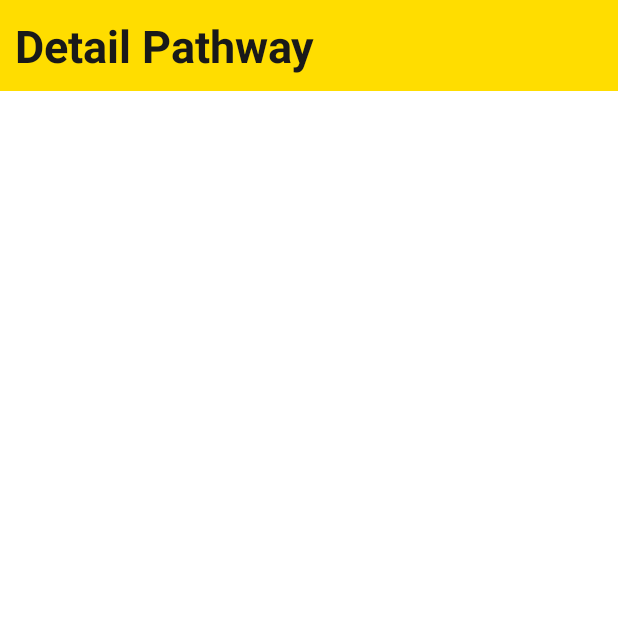
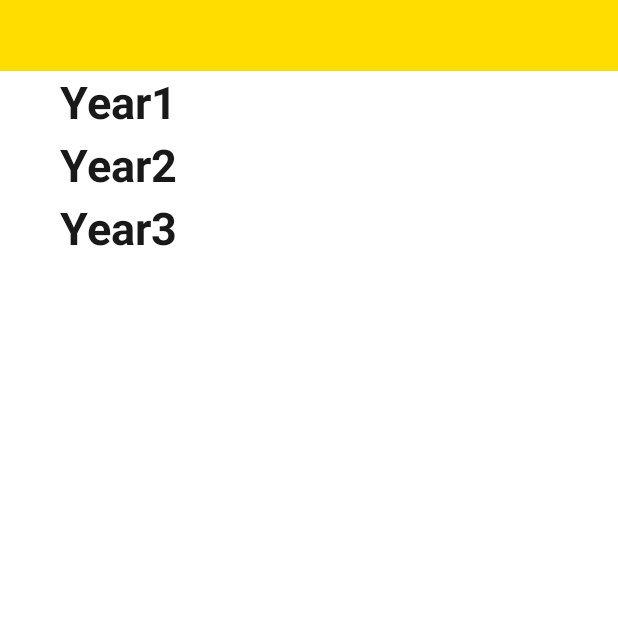
Before and after one commit to youpar96/WintecDPM, an Android app: the DetailPathway screen opened directly, with no data from a screen before it, on a phone screen of 412 x 824 dp, the top half of it. Run offline under Robolectric (Android 15) with nearby library versions, the phone set to English and light mode, and no system bars; Roboto replaces fonts that are not available here; 2 statements that could not run were skipped.

Commit message:
wokring on detail pathway activity

```diff
--- a/app/src/main/java/nz/park/kenneth/wintecdm/DetailPathway.java
+++ b/app/src/main/java/nz/park/kenneth/wintecdm/DetailPathway.java
@@ -1,5 +1,6 @@
 package nz.park.kenneth.wintecdm;
 
+import android.content.Intent;
 import android.support.v7.app.AppCompatActivity;
 import android.os.Bundle;
 import android.view.View;
@@ -8,6 +9,7 @@ import android.widget.BaseExpandableListAdapter;
 import android.widget.ExpandableListAdapter;
 import android.widget.ExpandableListView;
 import android.widget.SimpleExpandableListAdapter;
+import android.widget.TextView;
 
 import java.util.ArrayList;
 import java.util.HashMap;
@@ -18,6 +20,7 @@ public class DetailPathway extends AppCompatActivity {
 
     // View objects
     ExpandableListView pathwayList;
+    TextView tvDetailPathway;
 
     // Variables
     nz.park.kenneth.wintecdm.ExpandableListAdapter listAdapter;
@@ -26,10 +29,22 @@ public class DetailPathway extends AppCompatActivity {
 
     private static final int YEAR_COUNT = 3;
 
-    private String[][] programmes = {
-            {"Comp501", "Comp502", "Info501", "Info502"},
-            {"Comp601", "Comp602", "Info601", "Info602"},
-            {"Comp701", "Comp702", "Info701", "Info702"}
+    private String[][] softwareProgrammeNames = {
+            {"IT Operations", "Fundamentals of Programming and Problem Solving", "Professional Practice", "Business Systems Analysis & Design"},
+            {"Introduction to Networks (Cisco 1)", "Operating Systems & Systems Support", "Database Principles", "Technical Support"},
+            {"Object Oriented Programming", "Data-modelling and SQL", "Mathematics for IT", "Web Development"},
+            {"Business, Interpersonal Communications & Technical Writing", "The Web Environment", "Data Structures and Algorithms", "Mathmatics for programming"},
+            {"Project Management", "Business Essentials for IT Professionals", "Big Data and Analytics", "Games Development"},
+            {"Data-Warehousing and Business Intelligence", "Principles of Software Testing", "Mobile Apps Development", "Software Engineering Project"}
+    };
+
+    private String[][] softwareProgrammeCodes = {
+            {"COMP501", "COMP502", "INFO501", "INFO502"},
+            {"COMP503", "COMP504", "INFO503", "INFO504"},
+            {"COMP601", "INFO601", "MATH601", "COMP602"},
+            {"INFO602", "COMP603", "COMP605", "MATT602"},
+            {"INFO701", "BIZM701", "INFO703", "COMP706"},
+            {"INFO704", "COMP707", "COMP709", "COMP708"}
     };
 
     @Override
@@ -37,6 +52,33 @@ public class DetailPathway extends AppCompatActivity {
         super.onCreate(savedInstanceState);
         setContentView(R.layout.activity_detail_pathway);
 
+        Intent i = getIntent();
+
+        tvDetailPathway = findViewById(R.id.tvDetailPathway);
+
+        String pathWay = i.getStringExtra("pathWay");
+        String title = "";
+
+        switch(pathWay){
+            case "S":
+                title = "Software Engineering";
+                break;
+            case "D":
+                title = "Database Architecture";
+                break;
+            case "N":
+                title = "Networking";
+                break;
+            case "W":
+                title = "Multi Media Web Development";
+                break;
+            default:
+                break;
+        }
+
+        tvDetailPathway.setText(title);
+
+        // to prepare lists to display on expandable list view
         init();
 
         pathwayList = findViewById(R.id.pathwayList);
@@ -47,7 +89,6 @@ public class DetailPathway extends AppCompatActivity {
 
     public void init(){
         yearList = new ArrayList<String>();
-        programmeList = new ArrayList<String>();
         programmeMap = new HashMap<String, List<String>>();
 
         // set years
@@ -56,9 +97,11 @@ public class DetailPathway extends AppCompatActivity {
         yearList.add("Year3");
 
         // set programmes
-        for(int i=0; i<programmes.length; i++){
-            for(int j=0; j<programmes[i].length; j++){
-                programmeList.add(programmes[i][j]);
+        for(int i=0; i<softwareProgrammeNames.length; i++){
+            programmeList = new ArrayList<String>();
+
+            for(int j=0; j<softwareProgrammeNames[i].length; j++){
+                programmeList.add(softwareProgrammeNames[i][j]);
             }
 
             programmeMap.put(yearList.get(i), programmeList);
--- a/app/src/main/res/layout/activity_detail_pathway.xml
+++ b/app/src/main/res/layout/activity_detail_pathway.xml
@@ -4,6 +4,8 @@
     xmlns:tools="http://schemas.android.com/tools"
     android:layout_width="match_parent"
     android:layout_height="match_parent"
+    android:gravity="center"
+    android:orientation="vertical"
     tools:context=".DetailPathway">
 
     <TextView
@@ -14,25 +16,14 @@
         android:padding="10dp"
         android:text="Detail Pathway"
         android:textStyle="bold"
-        android:textSize="30dp"
+        android:textSize="20dp"
 
         android:textColor="@color/wintecBasicBlack"/>
 
-    <ScrollView
+    <ExpandableListView
+        android:id="@+id/pathwayList"
         android:layout_width="match_parent"
         android:layout_height="match_parent">
 
-        <LinearLayout
-            android:layout_width="match_parent"
-            android:layout_height="match_parent"
-            android:orientation="vertical">
-
-            <ExpandableListView
-                android:id="@+id/pathwayList"
-                android:layout_width="match_parent"
-                android:layout_height="match_parent">
-
-            </ExpandableListView>
-        </LinearLayout>
-    </ScrollView>
+    </ExpandableListView>
 </LinearLayout>
```
